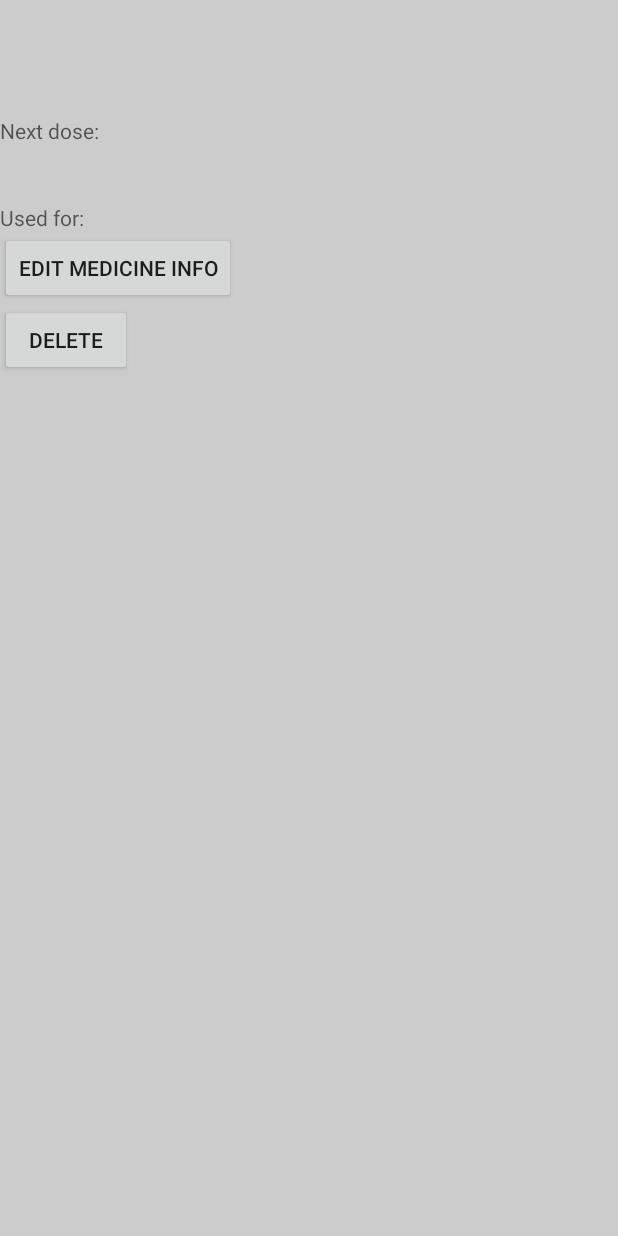
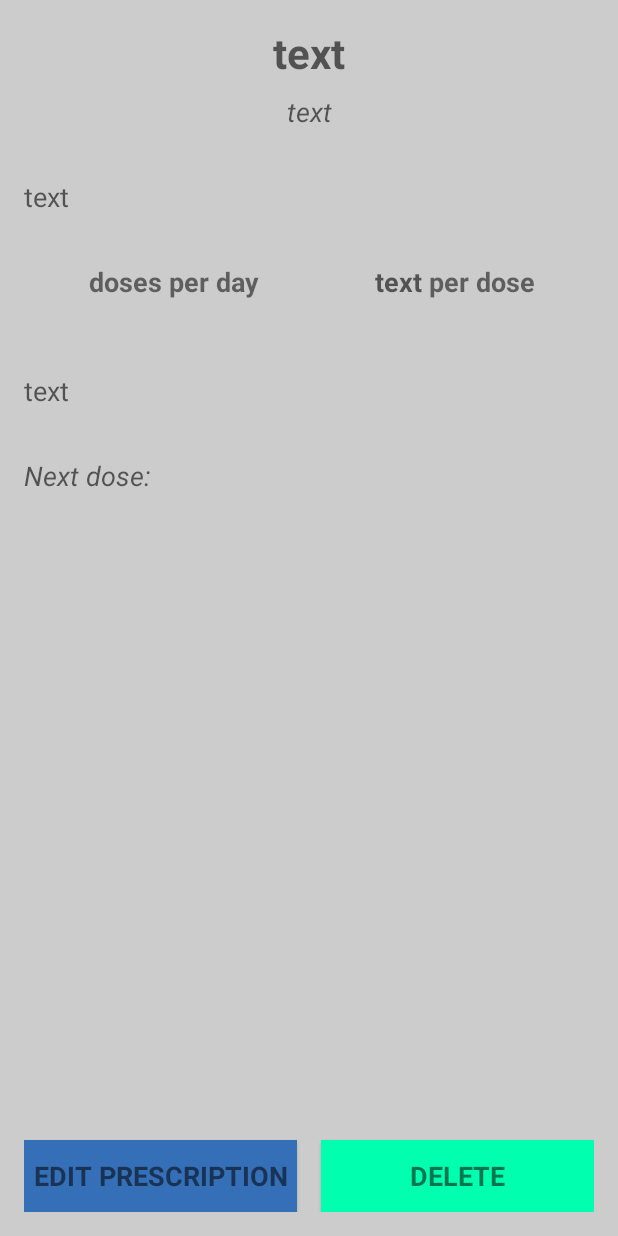
Before and after one commit to bfgardner/cs370androidcode, an Android app: the MedicineDetailActivity screen opened directly, with no data from a screen before it, on a phone screen of 412 x 824 dp. Run offline under Robolectric (Android 15) with nearby library versions, the phone set to English and light mode, and no system bars; 9 statements that could not run were skipped.

Commit message:
UI work in account settings and prescription views

```diff
--- a/app/src/main/res/layout/activity_medicine_detail.xml
+++ b/app/src/main/res/layout/activity_medicine_detail.xml
@@ -4,50 +4,145 @@
     android:layout_width="match_parent"
     android:layout_height="match_parent"
     android:orientation="vertical"
+    android:padding="16dp"
     tools:context="io.iaso.iaso.MedicineDetailActivity">
+
     <TextView
         android:id="@+id/medicine_name"
-        android:layout_width="wrap_content"
-        android:layout_height="wrap_content" />
+        android:layout_width="match_parent"
+        android:layout_height="wrap_content"
+        android:hint="text"
+        android:paddingBottom="0dp"
+        android:textAlignment="center"
+        android:textSize="28sp"
+        android:textStyle="bold" />
+
+    <TextView
+        android:id="@+id/main_use"
+        android:layout_width="match_parent"
+        android:layout_height="wrap_content"
+        android:hint="text"
+        android:paddingBottom="16dp"
+        android:paddingTop="8dp"
+        android:textAlignment="center"
+        android:textSize="18sp"
+        android:textStyle="italic" />
+
     <TextView
         android:id="@+id/medicine_detail"
+        android:layout_width="match_parent"
+        android:layout_height="wrap_content"
+        android:hint="text"
+        android:paddingTop="16dp"
+        android:textSize="18sp" />
+
+    <LinearLayout
+        android:layout_width="match_parent"
+        android:layout_height="wrap_content"
+        android:orientation="horizontal"
+        android:paddingBottom="32dp"
+        android:paddingTop="32dp">
+
+        <TextView
+            android:id="@+id/medicine_per_day"
             android:layout_width="wrap_content"
-        android:layout_height="wrap_content" />
+            android:layout_height="wrap_content"
+            android:layout_weight="1"
+            android:textAlignment="textEnd"
+            android:textSize="18sp"
+            android:textStyle="bold" />
+
+        <TextView
+            android:id="@+id/textView2"
+            android:layout_width="wrap_content"
+            android:layout_height="wrap_content"
+            android:layout_weight="1"
+            android:text=" doses per day"
+            android:textAlignment="textStart"
+            android:textSize="18sp"
+            android:textStyle="bold" />
+
         <TextView
             android:id="@+id/medicine_dosage"
             android:layout_width="wrap_content"
-        android:layout_height="wrap_content" />
+            android:layout_height="wrap_content"
+            android:layout_weight="1"
+            android:hint="text"
+            android:textAlignment="textEnd"
+            android:textSize="18sp"
+            android:textStyle="bold" />
+
+        <TextView
+            android:id="@+id/textView4"
+            android:layout_width="wrap_content"
+            android:layout_height="wrap_content"
+            android:layout_weight="1"
+            android:text=" per dose"
+            android:textAlignment="textStart"
+            android:textSize="18sp"
+            android:textStyle="bold" />
+
+    </LinearLayout>
+
     <TextView
         android:id="@+id/medicine_instructions"
-        android:layout_width="wrap_content"
-        android:layout_height="wrap_content" />
+        android:layout_width="match_parent"
+        android:layout_height="wrap_content"
+        android:hint="text"
+        android:paddingBottom="16dp"
+        android:paddingTop="16dp"
+        android:textSize="18sp" />
+
     <TextView
         android:id="@+id/next_dose"
-        android:layout_width="wrap_content"
+        android:layout_width="match_parent"
         android:layout_height="wrap_content"
-        android:hint="Next dose: "/>
+        android:hint="Next dose: "
+        android:paddingBottom="8dp"
+        android:paddingTop="16dp"
+        android:textAllCaps="false"
+        android:textSize="18sp"
+        android:textStyle="italic" />
+
     <TextView
         android:id="@+id/medicine_times"
-        android:layout_width="wrap_content"
-        android:layout_height="wrap_content" />
-    <TextView
-        android:id="@+id/medicine_per_day"
-        android:layout_width="wrap_content"
-        android:layout_height="wrap_content" />
-    <TextView
-        android:id="@+id/main_use"
-        android:layout_width="wrap_content"
+        android:layout_width="match_parent"
         android:layout_height="wrap_content"
-        android:hint="Used for: "/>
+        android:textAlignment="textStart"
+        android:textSize="18sp" />
+
+    <LinearLayout
+        android:layout_width="match_parent"
+        android:layout_height="match_parent"
+        android:layout_gravity="bottom|center"
+        android:layout_weight="1"
+        android:gravity="bottom"
+        android:orientation="horizontal">
+
         <Button
             android:id="@+id/edit_medicine"
-        android:layout_width="wrap_content"
+            style="?android:textAppearanceSmall"
+            android:layout_width="match_parent"
             android:layout_height="wrap_content"
-        android:text="Edit Medicine Info"/>
+            android:layout_marginRight="8dp"
+            android:layout_weight="1"
+            android:background="@color/colorPrimary"
+            android:text="Edit Prescription"
+            android:textSize="18sp"
+            android:textStyle="bold" />
+
         <Button
             android:id="@+id/delete_medicine"
-        android:layout_width="wrap_content"
+            style="?android:textAppearanceSmall"
+            android:layout_width="match_parent"
             android:layout_height="wrap_content"
-        android:text="Delete"/>
+            android:layout_marginLeft="8dp"
+            android:layout_weight="1"
+            android:background="@color/colorBright"
+            android:text="Delete"
+            android:textSize="18sp"
+            android:textStyle="bold" />
 
     </LinearLayout>
+
+</LinearLayout>
```
Also changed, not shown: app/src/main/res/layout/activity_account_settings.xml (+84 -37 lines), app/src/main/res/layout/login_activity.xml (+2 -10 lines). Lines whose indentation alone changed are shown as unchanged.
